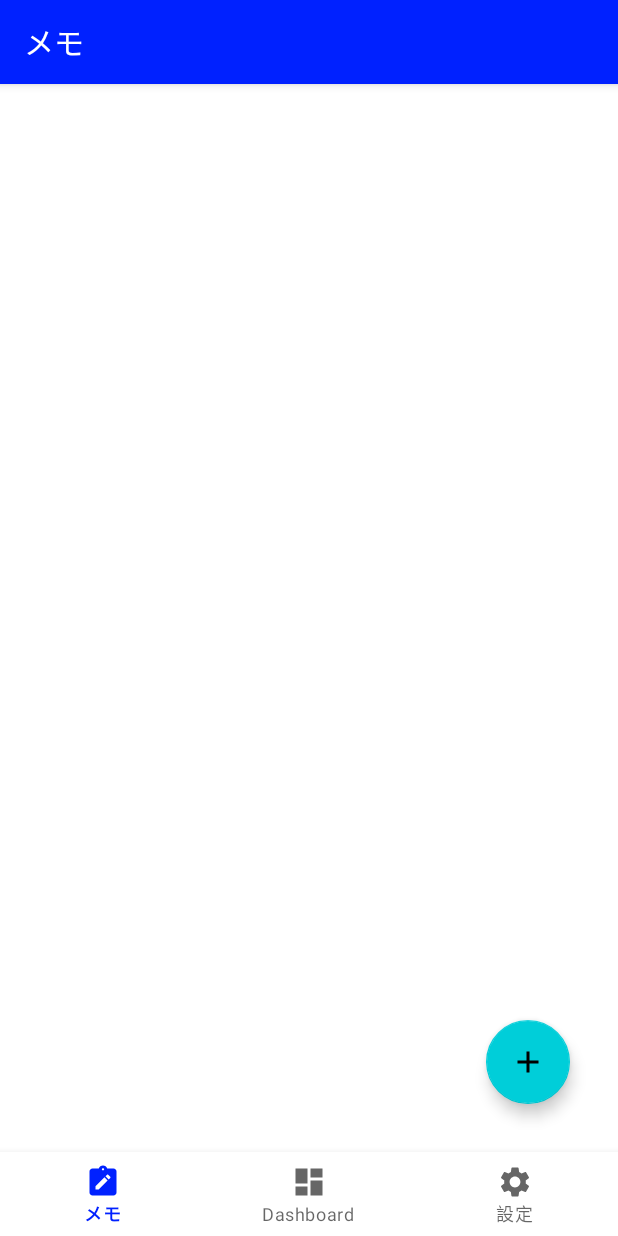
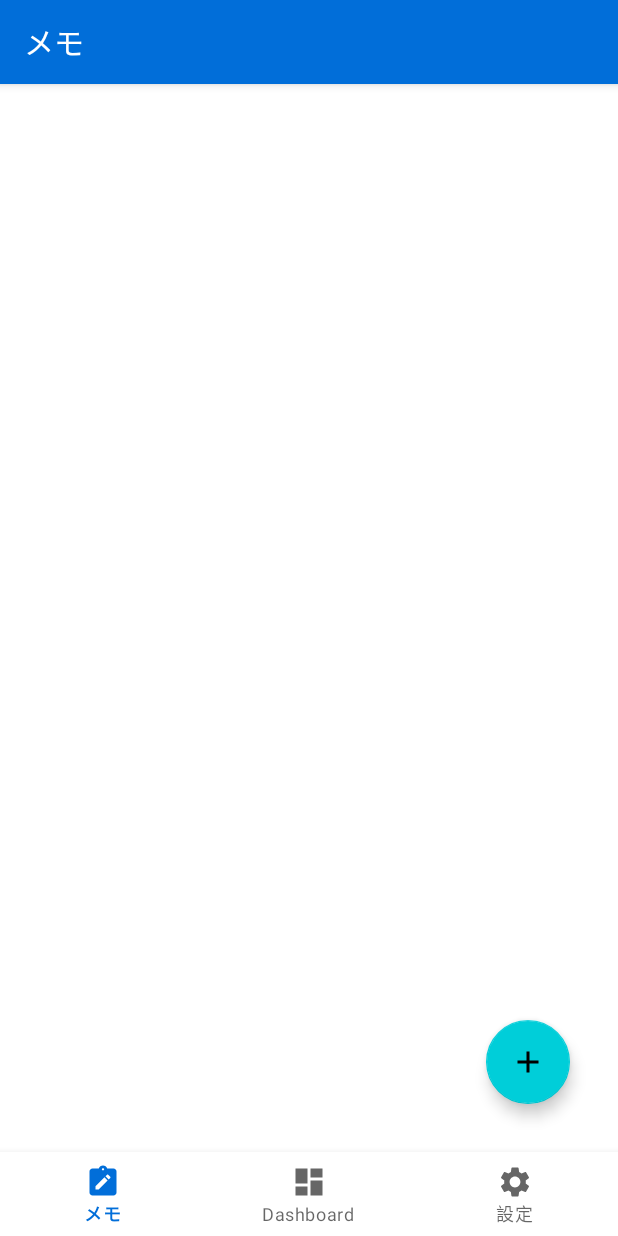
Before and after one commit to tatttsuuu1515/memo_note, an Android app: the screen it shows after launch (MainActivity), on a phone screen of 412 x 824 dp. Run offline under Robolectric (Android 15) with nearby library versions, the phone set to English and light mode, and no system bars; our stand-ins replace navigation-ui.

Commit message:
色の変更

```diff
--- a/app/src/main/res/values/colors.xml
+++ b/app/src/main/res/values/colors.xml
@@ -1,8 +1,8 @@
 <?xml version="1.0" encoding="utf-8"?>
 <resources>
     <color name="purple_200">#FFBB86FC</color>
-    <color name="blue">#0021FF</color>
-    <color name="dark_blue">#016ED9</color>
+    <color name="blue">#016ED9</color>
+    <color name="dark_blue">#1A5CB3</color>
     <color name="light_blue">#00CED9</color>
     <color name="purple_500">#FF6200EE</color>
     <color name="purple_700">#FF3700B3</color>
```
